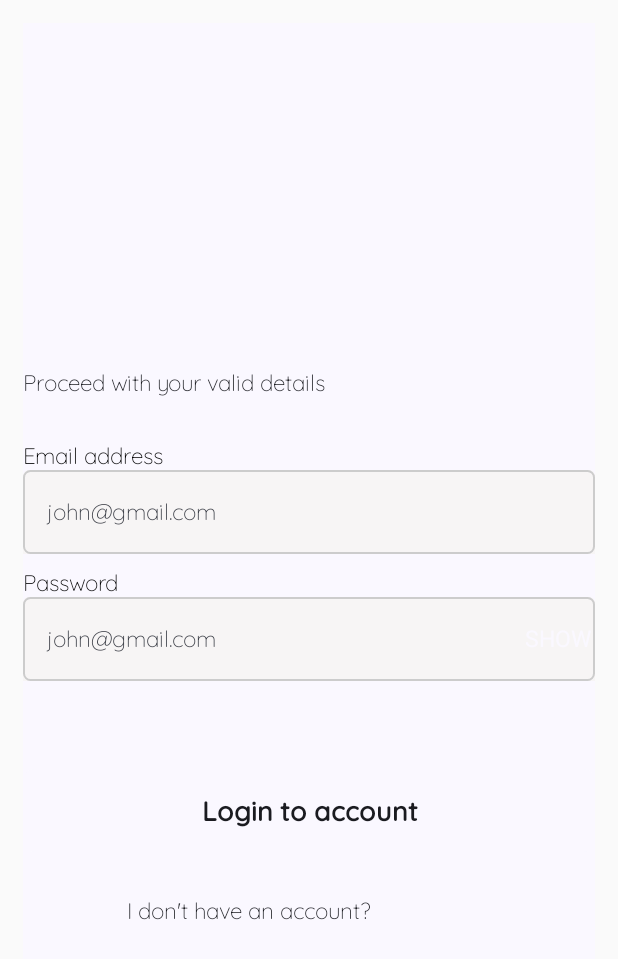
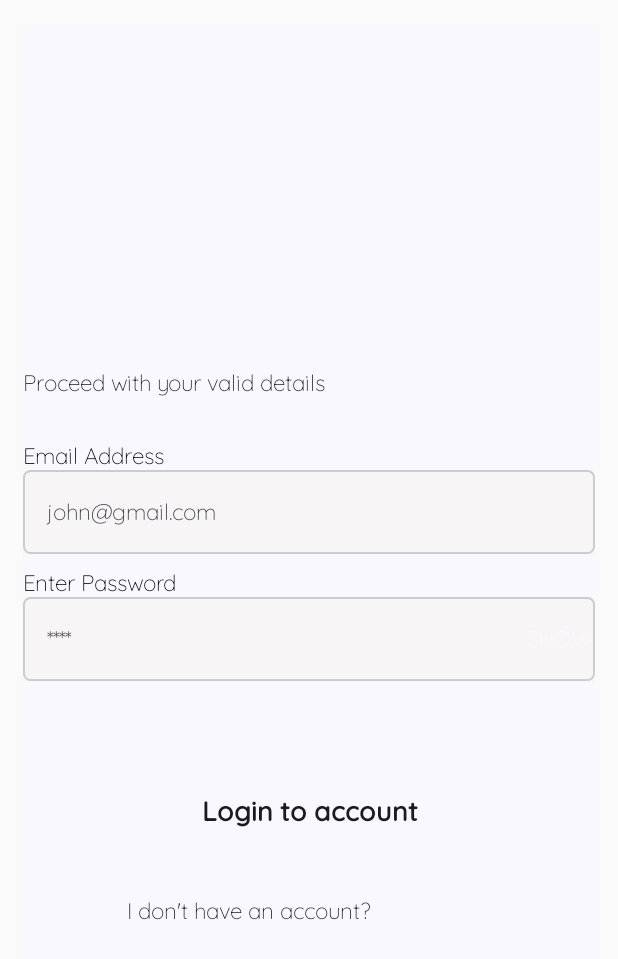
Before and after one commit to John-Maricool/POS-Application, an Android app built with Jetpack Compose: the screen it shows after launch (MainActivity), on a phone screen of 412 x 824 dp. Shown: the top 959 px of the screen. Run offline under Robolectric (Android 15) with nearby library versions, the phone set to English and light mode, and no system bars.

Commit message:
Implemented all auth screens and navigation between them

```diff
--- a/app/src/main/java/com/maricool/posapplication/MainActivity.kt
+++ b/app/src/main/java/com/maricool/posapplication/MainActivity.kt
@@ -10,16 +10,49 @@ import androidx.compose.material3.Text
 import androidx.compose.runtime.Composable
 import androidx.compose.ui.Modifier
 import androidx.compose.ui.tooling.preview.Preview
+import androidx.navigation.NavHost
+import androidx.navigation.NavHostController
+import androidx.navigation.compose.NavHost
+import androidx.navigation.compose.composable
+import androidx.navigation.compose.rememberNavController
+import com.maricool.posapplication.ui.auth.ForgotPasswordComposable
 import com.maricool.posapplication.ui.auth.SignInComposable
+import com.maricool.posapplication.ui.auth.SignUpComposable
+import com.maricool.posapplication.ui.auth.SuccessfulRegistrationComposable
+import com.maricool.posapplication.ui.auth.VerifyEmailComposable
 import com.maricool.posapplication.ui.theme.POSApplicationTheme
+import com.maricool.posapplication.utils.Routes
 
 class MainActivity : ComponentActivity() {
     override fun onCreate(savedInstanceState: Bundle?) {
         super.onCreate(savedInstanceState)
         setContent {
             POSApplicationTheme {
-                SignInComposable()
+                MyAppNavHost()
             }
         }
     }
 }
+
+@Composable
+fun MyAppNavHost(
+) {
+val navController = rememberNavController()
+    NavHost(navController = navController, startDestination = Routes.sign_in, builder = {
+        composable(Routes.sign_in){
+            SignInComposable(navController)
+        }
+        composable(Routes.sign_up){
+            SignUpComposable(navController)
+        }
+        composable(Routes.verify_email){
+            VerifyEmailComposable(navController = navController)
+        }
+        composable(Routes.successful_registration){
+            SuccessfulRegistrationComposable(navController = navController)
+        }
+        composable(Routes.forgot_password){
+            ForgotPasswordComposable(navController)
+        }
+    })
+}
--- /dev/null
+++ b/app/src/main/java/com/maricool/posapplication/ui/auth/ReusedComposables.kt
@@ -0,0 +1,170 @@
+package com.maricool.posapplication.ui.auth
+
+import androidx.compose.foundation.BorderStroke
+import androidx.compose.foundation.border
+import androidx.compose.foundation.clickable
+import androidx.compose.foundation.interaction.MutableInteractionSource
+import androidx.compose.foundation.interaction.collectIsFocusedAsState
+import androidx.compose.foundation.layout.Column
+import androidx.compose.foundation.layout.fillMaxWidth
+import androidx.compose.foundation.layout.height
+import androidx.compose.foundation.selection.toggleable
+import androidx.compose.foundation.shape.RoundedCornerShape
+import androidx.compose.material3.Button
+import androidx.compose.material3.ButtonDefaults
+import androidx.compose.material3.ExperimentalMaterial3Api
+import androidx.compose.material3.MaterialTheme
+import androidx.compose.material3.Text
+import androidx.compose.material3.TextField
+import androidx.compose.material3.TextFieldDefaults
+import androidx.compose.runtime.Composable
+import androidx.compose.runtime.mutableStateOf
+import androidx.compose.runtime.remember
+import androidx.compose.ui.Modifier
+import androidx.compose.ui.graphics.Color
+import androidx.compose.ui.text.font.FontWeight
+import androidx.compose.ui.text.input.PasswordVisualTransformation
+import androidx.compose.ui.text.input.VisualTransformation
+import androidx.compose.ui.text.style.TextAlign
+import androidx.compose.ui.unit.dp
+import androidx.compose.ui.unit.sp
+import com.maricool.posapplication.ui.theme.typography
+
+
+@OptIn(ExperimentalMaterial3Api::class)
+@Composable
+fun SingleInputField(label: String, hint: String) {
+    val state = remember { mutableStateOf("") }
+
+    val interactionSource = remember { MutableInteractionSource() }
+    val isFocused = interactionSource.collectIsFocusedAsState().value
+
+    Column() {
+        Text(
+            label, style = typography.bodySmall,
+            fontSize = 15.sp
+        )
+        TextField(
+            value = state.value,
+            singleLine = true,
+            onValueChange = { state.value = it },
+            modifier = Modifier
+                .fillMaxWidth()
+                .border(
+                    BorderStroke(1.dp, if (isFocused) Color.DarkGray else Color.LightGray),
+                    shape = RoundedCornerShape(5.dp)
+                ),
+            interactionSource = interactionSource,
+            placeholder = {
+                Text(
+                    text = hint, style = typography.bodySmall,
+                )
+            },
+            colors = TextFieldDefaults.outlinedTextFieldColors(
+                textColor = Color.Black,
+                focusedBorderColor = Color.Transparent,
+                unfocusedBorderColor = Color.Transparent,
+                containerColor = Color(0xFFF7F5F5)
+            )
+        )
+    }
+}
+
+@OptIn(ExperimentalMaterial3Api::class)
+@Composable
+fun SinglePasswordField(label: String, hint: String) {
+    val state = remember { mutableStateOf("") }
+    val passwordVisibility = remember { mutableStateOf(false) }
+
+    val interactionSource = remember { MutableInteractionSource() }
+    val isFocused = interactionSource.collectIsFocusedAsState().value
+
+    Column {
+        Text(
+            label, style = typography.bodySmall, fontSize = 15.sp
+        )
+
+        TextField(
+            value = state.value,
+            singleLine = true,
+            onValueChange = { state.value = it },
+            modifier = Modifier
+                .fillMaxWidth()
+                .border(
+                    BorderStroke(1.dp, if (isFocused) Color.DarkGray else Color.LightGray),
+                    shape = RoundedCornerShape(5.dp)
+                )
+                .toggleable(
+                    passwordVisibility.value,
+                    onValueChange = { passwordVisibility.value = it },
+                ),
+            interactionSource = interactionSource,
+            placeholder = {
+                Text(
+                    text = hint,
+                    style = typography.bodySmall,
+                )
+            },
+            colors = TextFieldDefaults.outlinedTextFieldColors(
+                textColor = Color.Black,
+                focusedBorderColor = Color.Transparent,
+                unfocusedBorderColor = Color.Transparent,
+                containerColor = Color(0xFFF7F5F5)
+            ),
+            visualTransformation = if (passwordVisibility.value) VisualTransformation.None else PasswordVisualTransformation(),
+            trailingIcon = {
+                Text(
+                    text = if (passwordVisibility.value) "HIDE" else "SHOW",
+                    modifier = Modifier.clickable {
+                        passwordVisibility.value = !passwordVisibility.value
+                    },
+                    style = typography.bodySmall,
+                    color = MaterialTheme.colorScheme.surface,
+                    fontSize = 15.sp
+                )
+            }
+        )
+    }
+}
+
+@Composable
+fun DefaultButton(text: String, onClick: () -> Unit) {
+    Button(
+        onClick = onClick,
+        modifier = Modifier
+            .height(55.dp)
+            .fillMaxWidth(),
+        shape = RoundedCornerShape(8.dp),
+        colors = ButtonDefaults.buttonColors(containerColor = MaterialTheme.colorScheme.surface),
+    ) {
+        Text(
+            text = text,
+            style = typography.bodyMedium,
+            color = MaterialTheme.colorScheme.onSurface,
+            fontWeight = FontWeight.Bold,
+            textAlign = TextAlign.Center
+        )
+    }
+}
+
+
+@Composable
+fun DefaultButtonWhite(text: String, onClick: () -> Unit) {
+    Button(
+        onClick = onClick,
+        modifier = Modifier
+            .height(55.dp)
+            .fillMaxWidth(),
+        shape = RoundedCornerShape(8.dp),
+        colors = ButtonDefaults.buttonColors(containerColor = MaterialTheme.colorScheme.onSurface),
+    ) {
+        Text(
+            text = text,
+            style = typography.bodyMedium,
+            color = MaterialTheme.colorScheme.surface,
+            fontWeight = FontWeight.Bold,
+            textAlign = TextAlign.Center
+        )
+    }
+
+}
--- a/app/src/main/java/com/maricool/posapplication/ui/auth/SignInComposable.kt
+++ b/app/src/main/java/com/maricool/posapplication/ui/auth/SignInComposable.kt
@@ -1,11 +1,7 @@
 package com.maricool.posapplication.ui.auth
 
-import androidx.compose.foundation.BorderStroke
 import androidx.compose.foundation.background
-import androidx.compose.foundation.border
 import androidx.compose.foundation.clickable
-import androidx.compose.foundation.interaction.MutableInteractionSource
-import androidx.compose.foundation.interaction.collectIsFocusedAsState
 import androidx.compose.foundation.layout.Box
 import androidx.compose.foundation.layout.Column
 import androidx.compose.foundation.layout.Row
@@ -14,31 +10,21 @@ import androidx.compose.foundation.layout.fillMaxSize
 import androidx.compose.foundation.layout.fillMaxWidth
 import androidx.compose.foundation.layout.height
 import androidx.compose.foundation.layout.padding
-import androidx.compose.foundation.selection.toggleable
-import androidx.compose.foundation.shape.RoundedCornerShape
-import androidx.compose.material3.Button
-import androidx.compose.material3.ButtonDefaults
-import androidx.compose.material3.ExperimentalMaterial3Api
 import androidx.compose.material3.MaterialTheme
 import androidx.compose.material3.Text
-import androidx.compose.material3.TextField
-import androidx.compose.material3.TextFieldDefaults
 import androidx.compose.runtime.Composable
-import androidx.compose.runtime.mutableStateOf
-import androidx.compose.runtime.remember
 import androidx.compose.ui.Alignment
 import androidx.compose.ui.Modifier
-import androidx.compose.ui.graphics.Color
 import androidx.compose.ui.text.font.FontWeight
-import androidx.compose.ui.text.input.PasswordVisualTransformation
-import androidx.compose.ui.text.input.VisualTransformation
-import androidx.compose.ui.text.style.TextAlign
 import androidx.compose.ui.unit.dp
 import androidx.compose.ui.unit.sp
+import androidx.navigation.NavController
+import androidx.navigation.NavHostController
 import com.maricool.posapplication.ui.theme.typography
+import com.maricool.posapplication.utils.Routes
 
 @Composable
-fun SignInComposable() {
+fun SignInComposable(navController: NavHostController) {
     Box(
         modifier = Modifier
             .padding(15.dp)
@@ -59,9 +45,9 @@ fun SignInComposable() {
                 color = MaterialTheme.colorScheme.onBackground
             )
             Spacer(modifier = Modifier.height(30.dp))
-            SingleInputField()
+            SingleInputField("Email Address", "john@gmail.com")
             Spacer(modifier = Modifier.height(10.dp))
-            SinglePasswordField()
+            SinglePasswordField("Enter Password", "****")
             Spacer(modifier = Modifier.height(10.dp))
             Box(contentAlignment = Alignment.CenterEnd, modifier = Modifier.fillMaxWidth()) {
                 Text(
@@ -69,138 +55,26 @@ fun SignInComposable() {
                     style = typography.bodySmall,
                     fontWeight = FontWeight.SemiBold,
                     color = MaterialTheme.colorScheme.surface,
+                    modifier = Modifier.clickable {
+                        navController.navigate(Routes.forgot_password)
+                    }
                 )
             }
             Spacer(modifier = Modifier.height(30.dp))
             DefaultButton(text = "Login to account") {
-
             }
             Spacer(modifier = Modifier.height(30.dp))
             Box(modifier = Modifier.fillMaxWidth(), contentAlignment = Alignment.BottomCenter) {
-                IDontHaveAnAccount()
+                IDontHaveAnAccount {
+                    navController.navigate(Routes.sign_up)
+                }
             }
         }
     }
 }
 
-@OptIn(ExperimentalMaterial3Api::class)
 @Composable
-fun SingleInputField() {
-    val state = remember { mutableStateOf("") }
-
-    val interactionSource = remember { MutableInteractionSource() }
-    val isFocused = interactionSource.collectIsFocusedAsState().value
-
-    Column() {
-        Text(
-            "Email address", style = typography.bodySmall,
-            fontSize = 15.sp
-        )
-        TextField(
-            value = state.value,
-            singleLine = true,
-            onValueChange = { state.value = it },
-            modifier = Modifier
-                .fillMaxWidth()
-                .border(
-                    BorderStroke(1.dp, if (isFocused) Color.DarkGray else Color.LightGray),
-                    shape = RoundedCornerShape(5.dp)
-                ),
-            interactionSource = interactionSource,
-            placeholder = {
-                Text(
-                    text = "john@gmail.com", style = typography.bodySmall,
-                )
-            },
-            colors = TextFieldDefaults.outlinedTextFieldColors(
-                textColor = Color.Black,
-                focusedBorderColor = Color.Transparent,
-                unfocusedBorderColor = Color.Transparent,
-                containerColor = Color(0xFFF7F5F5)
-            )
-        )
-    }
-}
-
-@OptIn(ExperimentalMaterial3Api::class)
-@Composable
-fun SinglePasswordField() {
-    val state = remember { mutableStateOf("") }
-    val passwordVisibility = remember { mutableStateOf(false) }
-
-    val interactionSource = remember { MutableInteractionSource() }
-    val isFocused = interactionSource.collectIsFocusedAsState().value
-
-    Column {
-        Text(
-            "Password", style = typography.bodySmall, fontSize = 15.sp
-        )
-
-        TextField(
-            value = state.value,
-            singleLine = true,
-            onValueChange = { state.value = it },
-            modifier = Modifier
-                .fillMaxWidth()
-                .border(
-                    BorderStroke(1.dp, if (isFocused) Color.DarkGray else Color.LightGray),
-                    shape = RoundedCornerShape(5.dp)
-                )
-                .toggleable(
-                    passwordVisibility.value,
-                    onValueChange = { passwordVisibility.value = it },
-                ),
-            interactionSource = interactionSource,
-            placeholder = {
-                Text(
-                    text = "john@gmail.com",
-                    style = typography.bodySmall,
-                )
-            },
-            colors = TextFieldDefaults.outlinedTextFieldColors(
-                textColor = Color.Black,
-                focusedBorderColor = Color.Transparent,
-                unfocusedBorderColor = Color.Transparent,
-                containerColor = Color(0xFFF7F5F5)
-            ),
-            visualTransformation = if (passwordVisibility.value) VisualTransformation.None else PasswordVisualTransformation(),
-            trailingIcon = {
-                Text(
-                    text = if (passwordVisibility.value) "HIDE" else "SHOW",
-                    modifier = Modifier.clickable {
-                        passwordVisibility.value = !passwordVisibility.value
-                    },
-                    color = MaterialTheme.colorScheme.surface,
-                    fontSize = 15.sp
-                )
-            }
-        )
-    }
-}
-
-@Composable
-fun DefaultButton(text: String, onClick: () -> Unit) {
-    Button(
-        onClick = onClick,
-        modifier = Modifier
-            .height(55.dp)
-            .fillMaxWidth(),
-        shape = RoundedCornerShape(8.dp),
-        colors = ButtonDefaults.buttonColors(containerColor = MaterialTheme.colorScheme.surface),
-    ) {
-        Text(
-            text = text,
-            style = typography.bodyMedium,
-            color = MaterialTheme.colorScheme.onSurface,
-            fontWeight = FontWeight.Bold,
-            textAlign = TextAlign.Center
-        )
-    }
-
-}
-
-@Composable
-fun IDontHaveAnAccount() {
+fun IDontHaveAnAccount(onClick: () -> Unit) {
     Row {
         Text(
             text = "I don't have an account? ",
@@ -209,6 +83,7 @@ fun IDontHaveAnAccount() {
         )
         Text(
             text = "Create one",
+            modifier = Modifier.clickable { onClick() },
             style = typography.bodyMedium,
             fontSize = 15.sp,
             color = MaterialTheme.colorScheme.surface,
--- /dev/null
+++ b/app/src/main/java/com/maricool/posapplication/utils/Routes.kt
@@ -0,0 +1,9 @@
+package com.maricool.posapplication.utils
+
+object Routes {
+    val sign_in = "Sign in"
+    val sign_up = "Sign up"
+    val verify_email = "Verify Enail"
+    val successful_registration = "Successful Registration"
+    val forgot_password = "Forgot password"
+}
--- /dev/null
+++ b/app/src/main/res/drawable/baseline_check_circle_24.xml
@@ -0,0 +1,5 @@
+<vector android:height="24dp" android:tint="#FDFBFB"
+    android:viewportHeight="24" android:viewportWidth="24"
+    android:width="24dp" xmlns:android="http://schemas.android.com/apk/res/android">
+    <path android:fillColor="@android:color/white" android:pathData="M12,2C6.48,2 2,6.48 2,12s4.48,10 10,10 10,-4.48 10,-10S17.52,2 12,2zM10,17l-5,-5 1.41,-1.41L10,14.17l7.59,-7.59L19,8l-9,9z"/>
+</vector>
```
Also changed, not shown: app/build.gradle (+8 -0 lines), app/src/main/java/com/maricool/posapplication/ui/auth/ForgotPasswordComposable.kt (added, +78 -0 lines), app/src/main/java/com/maricool/posapplication/ui/auth/SignUpComposable.kt (added, +60 -0 lines), app/src/main/java/com/maricool/posapplication/ui/auth/SuccessfulRegistrationComposable.kt (added, +84 -0 lines), app/src/main/java/com/maricool/posapplication/ui/auth/VerifyEmailComposable.kt (added, +123 -0 lines), app/src/main/res/drawable/img.png (added), build.gradle (line endings or trailing spaces), gradle/wrapper/gradle-wrapper.properties.
